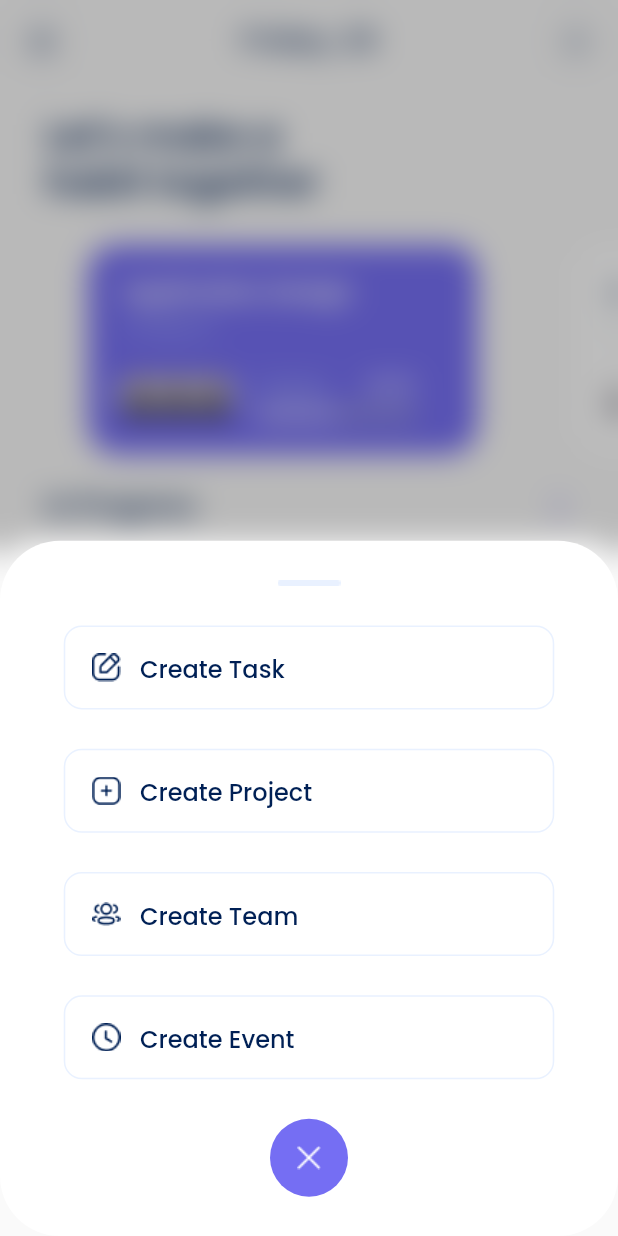
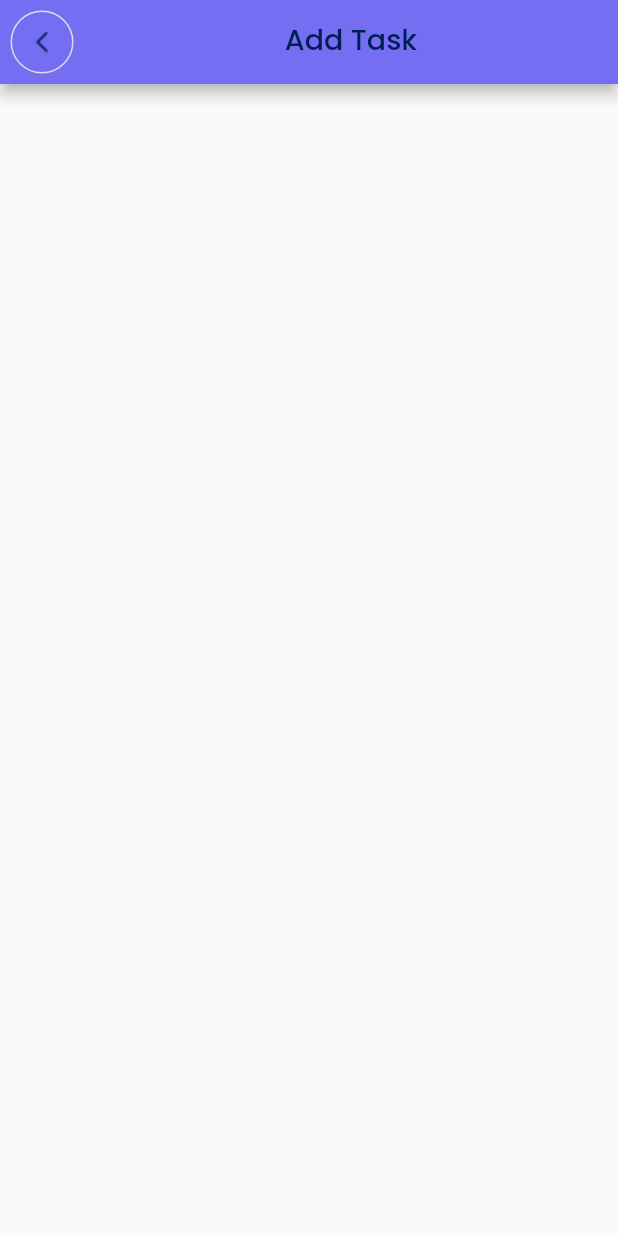
Before and after one commit to hashirSoomro/task_app, a Flutter app: the Home screen opened directly, item 3 of the bottom bar chosen, after a tap on "Create Task", on a phone screen of 412 x 824 dp. Run offline on Flutter 3.47's test engine with Material 2 defaults, Android fonts, the phone set to English and light mode, and no system bars; drawn by our look-alikes of carousel_slider; our stand-ins replace google_fonts, table_calendar.

Commit message:
Projects Page Created & Minor Changes
I have created the Projects page and made some changes in home's carousel widget. Also I have created AddTask file.

```diff
--- /dev/null
+++ b/lib/Screens/addTask.dart
@@ -0,0 +1,22 @@
+import 'package:flutter/material.dart';
+import 'package:task_app/TitleAppBar.dart';
+import 'package:task_app/circleIcon.dart';
+
+class AddTask extends StatefulWidget {
+  const AddTask({super.key});
+
+  @override
+  State<AddTask> createState() => _AddTaskState();
+}
+
+class _AddTaskState extends State<AddTask> {
+  @override
+  Widget build(BuildContext context) {
+    return Scaffold(
+      appBar: AppBar(
+        title: TitleAppBar(titleText: "Add Task"),
+        leading: CircleIcon(img: "assets/icons/Stroke.png", onPressed: () {}),
+      ),
+    );
+  }
+}
--- a/lib/Screens/home.dart
+++ b/lib/Screens/home.dart
@@ -97,7 +97,7 @@ class _HomeState extends State<Home> {
                         right: 35.0,
                       ),
                       height: 140,
-                      width: 260,
+                      width: MediaQuery.of(context).size.width * 0.88,
                       decoration: BoxDecoration(
                         color: containerColor, // Purple color
                         borderRadius:
@@ -197,7 +197,8 @@ class _HomeState extends State<Home> {
                                       height: 10,
                                     ),
                                     SizedBox(
-                                      width: 108,
+                                      width: MediaQuery.of(context).size.width *
+                                          0.3,
                                       height: 5.0,
                                       child: ClipRRect(
                                         borderRadius: BorderRadius.circular(
--- a/lib/Screens/main.dart
+++ b/lib/Screens/main.dart
@@ -3,17 +3,33 @@ import 'package:google_fonts/google_fonts.dart';
 import '../gradientButton.dart';
 import 'onboard.dart';
 
-void main() => runApp(const MyApp());
+void main() => runApp(MyApp());
 
 class MyApp extends StatelessWidget {
-  const MyApp({super.key});
+  final Color customPrimaryColor =
+      Color(0xFF756EF3); // Replace with your hex code
+
+  // Create a custom primary swatch
+  MaterialColor get customPrimarySwatch =>
+      MaterialColor(customPrimaryColor.value, <int, Color>{
+        50: customPrimaryColor.withOpacity(0.1),
+        100: customPrimaryColor.withOpacity(0.2),
+        200: customPrimaryColor.withOpacity(0.3),
+        300: customPrimaryColor.withOpacity(0.4),
+        400: customPrimaryColor.withOpacity(0.5),
+        500: customPrimaryColor.withOpacity(0.6),
+        600: customPrimaryColor.withOpacity(0.7),
+        700: customPrimaryColor.withOpacity(0.8),
+        800: customPrimaryColor.withOpacity(0.9),
+        900: customPrimaryColor.withOpacity(1.0),
+      });
 
   @override
   Widget build(BuildContext context) {
     return MaterialApp(
       title: 'Task Manager App',
       theme: ThemeData(
-        primarySwatch: Colors.purple,
+        primarySwatch: customPrimarySwatch,
       ),
       home: const MyHomePage(),
       debugShowCheckedModeBanner: false,
--- a/lib/addButton.dart
+++ b/lib/addButton.dart
@@ -1,6 +1,7 @@
 import "dart:ui";
 import "package:flutter/material.dart";
 import "package:google_fonts/google_fonts.dart";
+import "package:task_app/Screens/addTask.dart";
 
 class AddButton extends StatefulWidget {
   const AddButton({super.key});
@@ -37,7 +38,12 @@ class _AddButtonState extends State<AddButton> {
                           Image.asset("assets/icons/Rectangle.png",
                               color: Color(0xFFE9F1FF)),
                           InkWell(
-                            onTap: () {},
+                            onTap: () {
+                              Navigator.push(
+                                  context,
+                                  MaterialPageRoute(
+                                      builder: (context) => AddTask()));
+                            },
                             child: AddButtonContainer(
                                 icon: "assets/icons/EditSquare.png",
                                 text: "Create Task"),
--- a/lib/bottomBar.dart
+++ b/lib/bottomBar.dart
@@ -1,4 +1,5 @@
 import 'package:flutter/material.dart';
+import 'package:task_app/Screens/projects.dart';
 
 import 'addButton.dart';
 
@@ -43,12 +44,13 @@ class _BottomBarState extends State<BottomBar> {
           ),
           InkWell(
             onTap: () {
-              setState(() {
-                folderIconColor = Color(0xFF756EF3);
-                homeIconColor = Color(0xFF848A94);
-                chatIconColor = Color(0xFF848A94);
-                profileIconColor = Color(0xFF848A94);
-              });
+              Navigator.push(
+                  context, MaterialPageRoute(builder: (context) => Projects()));
+
+              folderIconColor = Color(0xFF756EF3);
+              homeIconColor = Color(0xFF848A94);
+              chatIconColor = Color(0xFF848A94);
+              profileIconColor = Color(0xFF848A94);
             },
             child: CircleAvatar(
               radius: 26,
```
Also changed, not shown: lib/Screens/monthlyTask.dart (+2 -6 lines), lib/Screens/projects.dart (added, +288 -0 lines), assets/icons/Search.png (added), 1 other file.
